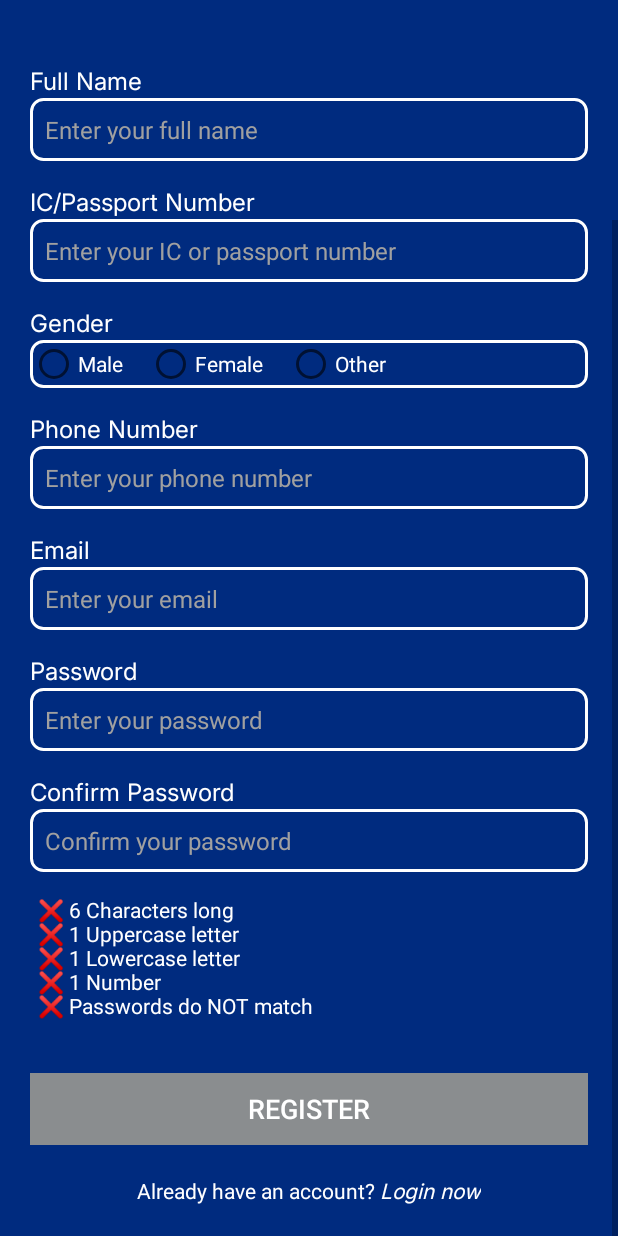
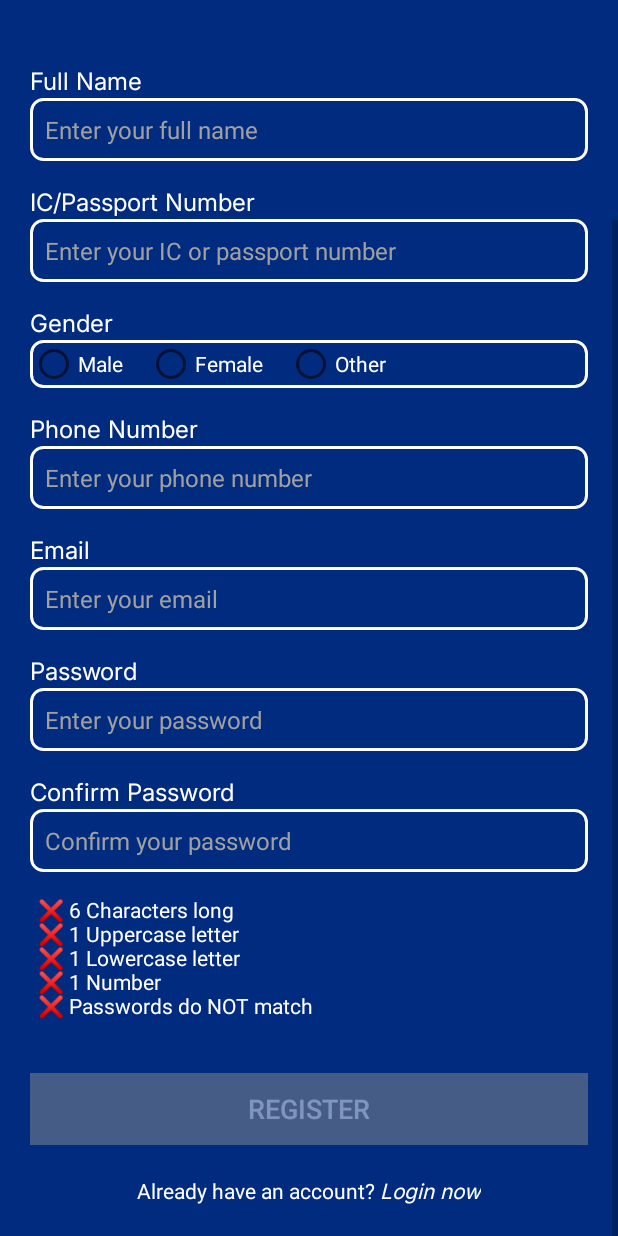
Before and after one commit to Yukii0212/SabahStay, an Android app built with Jetpack Compose: the RegistrationActivity screen opened directly, with no data from a screen before it, scrolled down 178 dp, on a phone screen of 412 x 824 dp. Run offline under Robolectric (Android 15) with nearby library versions, the phone set to English and light mode, and no system bars.

Commit message:
Quick change: Even less clickable "Register" button
Made it such that the register button looks even less clickable than it already was by changing the .alpha value of the button to 0.5

- Yuki

```diff
--- a/app/src/main/java/com/example/testversion/RegistrationActivity.kt
+++ b/app/src/main/java/com/example/testversion/RegistrationActivity.kt
@@ -40,6 +40,11 @@
         genderRadioGroup = findViewById(R.id.genderRadioGroup)
         registerButton = findViewById(R.id.registerButton)
         passwordRequirementsText = findViewById(R.id.passwordRequirementsText)
+
+        // Set register button to disabled immediately when page loads
+        registerButton.isEnabled = false
+        registerButton.alpha = 0.5f
+        registerButton.setBackgroundColor(ContextCompat.getColor(this, R.color.grey))
 
         // Add Listeners to Fields
         val inputFields = listOf(nameInput, passportInput, phoneInput, emailInput, passwordInput, confirmPasswordInput)
```
